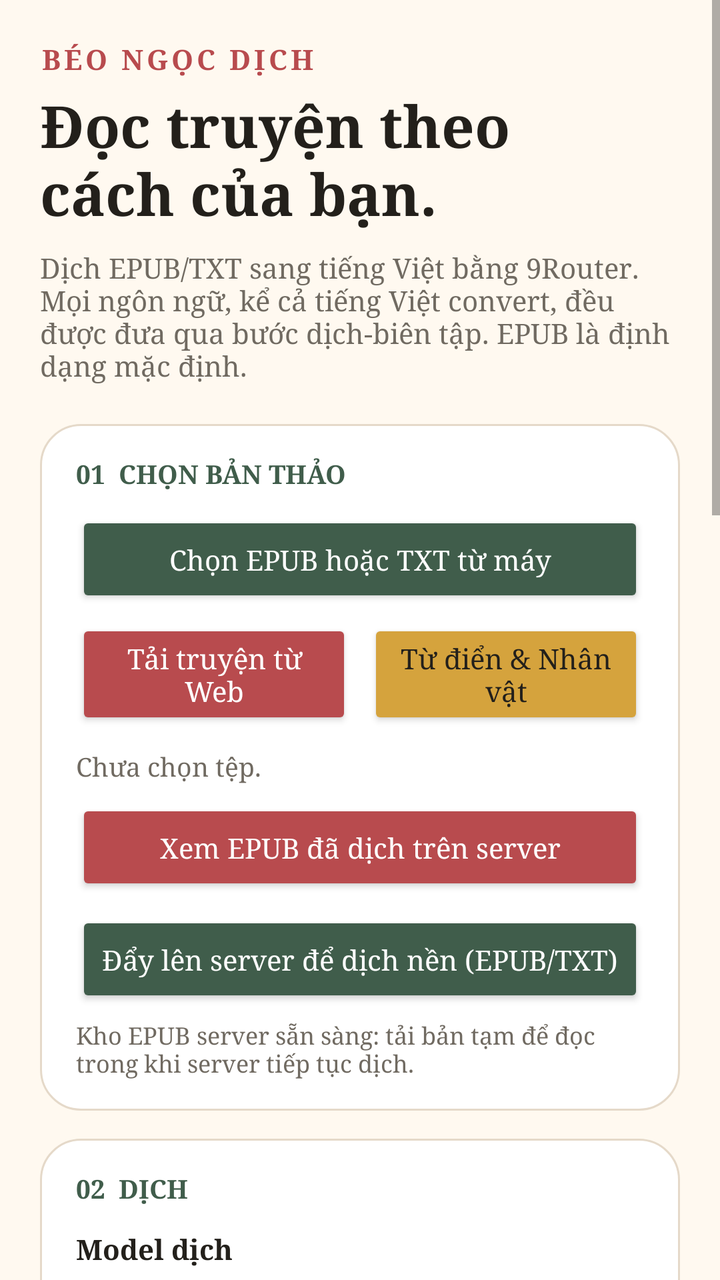
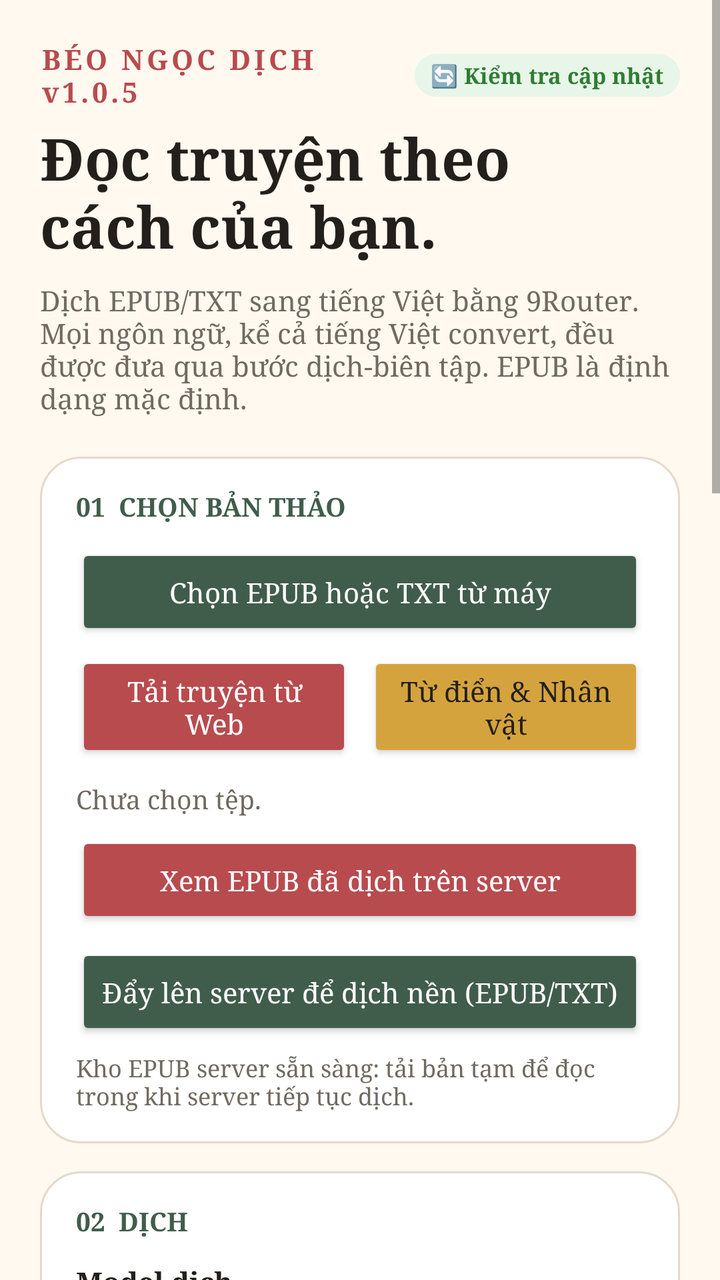

Two renders of the same Android screen: before a commit and after it. Below are the layout's source before the change and the commit's diff.
<!-- AndroidManifest.xml: application theme Theme.TruyenDich -->
<!-- res/layout/activity_main.xml -->
<?xml version="1.0" encoding="utf-8"?>
<ScrollView xmlns:android="http://schemas.android.com/apk/res/android"
    android:layout_width="match_parent"
    android:layout_height="match_parent"
    android:background="@color/cream"
    android:fillViewport="true">

    <LinearLayout
        android:layout_width="match_parent"
        android:layout_height="wrap_content"
        android:orientation="vertical"
        android:padding="20dp">

        <TextView
            android:layout_width="wrap_content"
            android:layout_height="wrap_content"
            android:fontFamily="serif"
            android:text="BÉO NGỌC DỊCH"
            android:textColor="@color/coral"
            android:textSize="14sp"
            android:textStyle="bold"
            android:letterSpacing="0.12" />

        <TextView
            android:layout_width="match_parent"
            android:layout_height="wrap_content"
            android:layout_marginTop="4dp"
            android:fontFamily="serif"
            android:text="Đọc truyện theo\ncách của bạn."
            android:textColor="@color/ink"
            android:textSize="29sp"
            android:textStyle="bold" />

        <TextView
            android:layout_width="match_parent"
            android:layout_height="wrap_content"
            android:layout_marginTop="8dp"
                android:text="Dịch EPUB/TXT sang tiếng Việt bằng 9Router. Mọi ngôn ngữ, kể cả tiếng Việt convert, đều được đưa qua bước dịch-biên tập. EPUB là định dạng mặc định."
            android:textColor="@color/muted"
            android:textSize="14sp" />

        <LinearLayout
            android:layout_width="match_parent"
            android:layout_height="wrap_content"
            android:layout_marginTop="20dp"
            android:background="@drawable/bg_card"
            android:orientation="vertical">

            <TextView
                android:layout_width="wrap_content"
                android:layout_height="wrap_content"
                android:text="01  CHỌN BẢN THẢO"
                android:textColor="@color/sage"
                android:textSize="13sp"
                android:textStyle="bold" />

            <Button
                android:id="@+id/selectFileButton"
                android:layout_width="match_parent"
                android:layout_height="wrap_content"
                android:layout_marginTop="10dp"
                android:backgroundTint="@color/sage"
                android:text="Chọn EPUB hoặc TXT từ máy"
                android:textAllCaps="false"
                android:textColor="@color/paper" />

            <LinearLayout
                android:layout_width="match_parent"
                android:layout_height="wrap_content"
                android:layout_marginTop="6dp"
                android:orientation="horizontal">

                <Button
                    android:id="@+id/crawlWebButton"
                    android:layout_width="0dp"
                    android:layout_height="wrap_content"
                    android:layout_weight="1"
                    android:backgroundTint="@color/coral"
                    android:text="Tải truyện từ Web"
                    android:textAllCaps="false"
                    android:textColor="@color/paper" />

                <Button
                    android:id="@+id/glossaryButton"
                    android:layout_width="0dp"
                    android:layout_height="wrap_content"
                    android:layout_marginStart="8dp"
                    android:layout_weight="1"
                    android:backgroundTint="@color/gold"
                    android:text="Từ điển &amp; Nhân vật"
                    android:textAllCaps="false"
                    android:textColor="@color/ink" />
            </LinearLayout>

            <TextView
                android:id="@+id/fileNameText"
                android:layout_width="match_parent"
                android:layout_height="wrap_content"
                android:layout_marginTop="10dp"
                android:text="Chưa chọn tệp."
                android:textColor="@color/muted"
                android:textSize="13sp" />

            <Button
                android:id="@+id/serverEpubButton"
                android:layout_width="match_parent"
                android:layout_height="wrap_content"
                android:layout_marginTop="8dp"
                android:backgroundTint="@color/coral"
                android:text="Xem EPUB đã dịch trên server"
                android:textAllCaps="false"
                android:textColor="@color/paper" />

            <Button
                android:id="@+id/uploadServerButton"
                android:layout_width="match_parent"
                android:layout_height="wrap_content"
                android:layout_marginTop="8dp"
                android:backgroundTint="@color/sage"
                android:text="Đẩy lên server để dịch nền (EPUB/TXT)"
                android:textAllCaps="false"
                android:textColor="@color/paper" />

            <TextView
                android:id="@+id/serverEpubText"
                android:layout_width="match_parent"
                android:layout_height="wrap_content"
                android:layout_marginTop="6dp"
                android:text="Kho EPUB server sẵn sàng: tải bản tạm để đọc trong khi server tiếp tục dịch."
                android:textColor="@color/muted"
                android:textSize="12sp" />
        </LinearLayout>

        <LinearLayout
            android:layout_width="match_parent"
            android:layout_height="wrap_content"
            android:layout_marginTop="14dp"
            android:background="@drawable/bg_card"
            android:orientation="vertical">

            <TextView
                android:layout_width="wrap_content"
                android:layout_height="wrap_content"
                android:text="02  DỊCH"
                android:textColor="@color/sage"
                android:textSize="13sp"
                android:textStyle="bold" />

            <TextView
                android:layout_width="wrap_content"
                android:layout_height="wrap_content"
                android:layout_marginTop="12dp"
                android:text="Model dịch"
                android:textColor="@color/ink"
                android:textStyle="bold" />

            <Spinner
                android:id="@+id/modelSpinner"
                android:layout_width="match_parent"
                android:layout_height="wrap_content" />

            <TextView
                android:layout_width="match_parent"
                android:layout_height="wrap_content"
                android:layout_marginTop="6dp"
                android:text="DỊCH HÀNG LOẠT CẢ SÁCH — mỗi chương được dịch riêng, sau đó cập nhật tên và quan hệ lên server trước khi sang lô kế tiếp."
                android:textColor="@color/sage"
                android:textSize="12sp"
                android:textStyle="bold" />

            <TextView
                android:layout_width="match_parent"
                android:layout_height="wrap_content"
                android:layout_marginTop="10dp"
                android:text="Mỗi lượt API tối đa 6.000 ký tự để giảm số request mà vẫn tránh bị cắt đầu ra. Một chương dài được ghép lại tự động sau khi dịch."
                android:textColor="@color/muted"
                android:textSize="13sp" />

            <TextView
                android:layout_width="wrap_content"
                android:layout_height="wrap_content"
                android:layout_marginTop="12dp"
                android:text="Phạm vi chương EPUB"
                android:textColor="@color/ink"
                android:textStyle="bold" />

            <LinearLayout
                android:layout_width="match_parent"
                android:layout_height="wrap_content"
                android:layout_marginTop="4dp"
                android:orientation="horizontal">

                <EditText
                    android:id="@+id/chapterStartInput"
                    android:layout_width="0dp"
                    android:layout_height="wrap_content"
                    android:layout_weight="1"
                    android:background="@drawable/bg_input"
                    android:hint="Từ chương (1)"
                    android:inputType="number"
                    android:textColor="@color/ink"
                    android:textColorHint="@color/muted" />

                <EditText
                    android:id="@+id/chapterEndInput"
                    android:layout_width="0dp"
                    android:layout_height="wrap_content"
                    android:layout_marginStart="8dp"
                    android:layout_weight="1"
                    android:background="@drawable/bg_input"
                    android:hint="Đến chương (trống = hết)"
                    android:inputType="number"
                    android:textColor="@color/ink"
                    android:textColorHint="@color/muted" />
            </LinearLayout>

            <TextView
                android:layout_width="match_parent"
                android:layout_height="wrap_content"
                android:layout_marginTop="4dp"
                android:text="Đánh số theo thứ tự mục lục EPUB, tính cả chương đầu và chương cuối. TXT luôn dịch toàn bộ tệp."
                android:textColor="@color/muted"
                android:textSize="12sp" />

            <TextView
                android:layout_width="wrap_content"
                android:layout_height="wrap_content"
                android:layout_marginTop="8dp"
                android:text="Số luồng 9Router"
                android:textColor="@color/ink"
                android:textStyle="bold" />

            <EditText
                android:id="@+id/concurrencyInput"
                android:layout_width="match_parent"
                android:layout_height="wrap_content"
                android:background="@drawable/bg_input"
                android:inputType="number"
                android:text="10"
                android:textColor="@color/ink" />

            <TextView
                android:layout_width="match_parent"
                android:layout_height="wrap_content"
                android:layout_marginTop="4dp"
                android:text="Mặc định 10 luồng. Có thể chọn từ 1 đến 50 luồng; chỉ nên tăng khi key 9Router có quota cao."
                android:textColor="@color/muted"
                android:textSize="12sp" />

            <TextView
                android:layout_width="wrap_content"
                android:layout_height="wrap_content"
                android:layout_marginTop="12dp"
                android:text="Thể loại"
                android:textColor="@color/ink"
                android:textStyle="bold" />

            <Spinner
                android:id="@+id/genreSpinner"
                android:layout_width="match_parent"
                android:layout_height="wrap_content" />

            <EditText
                android:id="@+id/styleNotesInput"
                android:layout_width="match_parent"
                android:layout_height="wrap_content"
                android:layout_marginTop="8dp"
                android:background="@drawable/bg_input"
                android:gravity="top"
                android:hint="Ghi chú phong cách (không bắt buộc)"
                android:inputType="textMultiLine|textCapSentences"
                android:maxLines="4"
                android:textColor="@color/ink"
                android:textColorHint="@color/muted" />

            <EditText
                android:id="@+id/glossaryInput"
                android:layout_width="match_parent"
                android:layout_height="wrap_content"
                android:layout_marginTop="8dp"
                android:background="@drawable/bg_input"
                android:gravity="top"
                android:hint="Từ điển khóa tên: gốc = tên muốn giữ"
                android:inputType="textMultiLine"
                android:maxLines="4"
                android:textColor="@color/ink"
                android:textColorHint="@color/muted" />
        </LinearLayout>

        <LinearLayout
            android:layout_width="match_parent"
            android:layout_height="wrap_content"
            android:layout_marginTop="14dp"
            android:background="@drawable/bg_card"
            android:orientation="vertical">

            <TextView
                android:layout_width="wrap_content"
                android:layout_height="wrap_content"
                android:text="03  KẾT NỐI"
                android:textColor="@color/sage"
                android:textSize="13sp"
                android:textStyle="bold" />

            <EditText
                android:id="@+id/apiKeyInput"
                android:layout_width="match_parent"
                android:layout_height="wrap_content"
                android:layout_marginTop="10dp"
                android:autofillHints="password"
                android:background="@drawable/bg_input"
                android:hint="9Router API key (bắt buộc)"
                android:inputType="textPassword"
                android:textColor="@color/ink"
                android:textColorHint="@color/muted"
                android:visibility="gone" />

            <EditText
                android:id="@+id/routerEndpointInput"
                android:layout_width="match_parent"
                android:layout_height="wrap_content"
                android:layout_marginTop="8dp"
                android:background="@drawable/bg_input"
                android:hint="Endpoint 9Router"
                android:inputType="textUri"
                android:textColor="@color/ink" />

            <CheckBox
                android:id="@+id/syncEnabledCheck"
                android:layout_width="match_parent"
                android:layout_height="wrap_content"
                android:layout_marginTop="8dp"
                android:checked="true"
                android:text="Tự đồng bộ bản gốc và bản dịch lên server"
                android:textColor="@color/ink" />

            <TextView
                android:layout_width="match_parent"
                android:layout_height="wrap_content"
                android:text="Tự thử Tailscale trước, sau đó Funnel. Nếu server yêu cầu xác thực, nhập khóa server trong phần Cài đặt nâng cao."
                android:textColor="@color/muted"
                android:textSize="12sp" />

            <Button
                android:id="@+id/advancedButton"
                android:layout_width="wrap_content"
                android:layout_height="wrap_content"
                android:layout_marginTop="4dp"
                android:backgroundTint="@color/cream"
                android:text="Cài đặt nâng cao"
                android:textAllCaps="false"
                android:textColor="@color/sage" />

            <LinearLayout
                android:id="@+id/advancedPanel"
                android:layout_width="match_parent"
                android:layout_height="wrap_content"
                android:orientation="vertical"
                android:visibility="gone">

                <EditText
                    android:id="@+id/tailscaleUrlInput"
                    android:layout_width="match_parent"
                    android:layout_height="wrap_content"
                    android:layout_marginTop="4dp"
                    android:background="@drawable/bg_input"
                    android:hint="URL Tailscale"
                    android:inputType="textUri"
                    android:textColor="@color/ink" />

                <EditText
                    android:id="@+id/funnelUrlInput"
                    android:layout_width="match_parent"
                    android:layout_height="wrap_content"
                    android:layout_marginTop="8dp"
                    android:background="@drawable/bg_input"
                    android:hint="URL Funnel"
                    android:inputType="textUri"
                    android:textColor="@color/ink" />

                <EditText
                    android:id="@+id/serverKeyInput"
                    android:layout_width="match_parent"
                    android:layout_height="wrap_content"
                    android:layout_marginTop="8dp"
                    android:background="@drawable/bg_input"
                    android:hint="Khóa server (chỉ khi server yêu cầu)"
                    android:visibility="gone"
                    android:inputType="textPassword"
                    android:textColor="@color/ink" />

                <EditText
                    android:id="@+id/vbookBookIdInput"
                    android:layout_width="match_parent"
                    android:layout_height="wrap_content"
                    android:layout_marginTop="8dp"
                    android:background="@drawable/bg_input"
                    android:hint="Mã truyện VBook (để dùng chung cache, tùy chọn)"
                    android:inputType="text"
                    android:textColor="@color/ink" />

                <EditText
                    android:id="@+id/vbookSourceInput"
                    android:layout_width="match_parent"
                    android:layout_height="wrap_content"
                    android:layout_marginTop="8dp"
                    android:background="@drawable/bg_input"
                    android:hint="Nguồn truyện VBook (để dùng chung cache, tùy chọn)"
                    android:inputType="text"
                    android:textColor="@color/ink" />

                <TextView
                    android:layout_width="match_parent"
                    android:layout_height="wrap_content"
                    android:layout_marginTop="6dp"
                    android:text="Nhập đồng thời Mã truyện và Nguồn đúng như VBook để ghi cache V23 dùng chung. Nội dung chương và thiết lập dịch cũng phải trùng khớp."
                    android:textColor="@color/muted"
                    android:textSize="12sp" />
            </LinearLayout>
        </LinearLayout>

        <Button
            android:id="@+id/translateButton"
            android:layout_width="match_parent"
            android:layout_height="54dp"
            android:layout_marginTop="20dp"
            android:backgroundTint="@color/coral"
            android:text="Dịch hàng loạt và tạo EPUB"
            android:textAllCaps="false"
            android:textColor="@color/paper"
            android:textSize="17sp"
            android:textStyle="bold" />

        <Button
            android:id="@+id/cancelButton"
            android:layout_width="match_parent"
            android:layout_height="wrap_content"
            android:layout_marginTop="4dp"
            android:backgroundTint="@color/cream"
            android:text="Hủy tác vụ"
            android:textAllCaps="false"
            android:textColor="@color/coral"
            android:visibility="gone" />

        <Button
            android:id="@+id/pauseExportButton"
            android:layout_width="match_parent"
            android:layout_height="wrap_content"
            android:layout_marginTop="4dp"
            android:backgroundTint="@color/sage"
            android:text="Tạm dừng và xuất EPUB tạm"
            android:textAllCaps="false"
            android:textColor="@color/paper"
            android:visibility="gone" />

        <ProgressBar
            android:id="@+id/progressBar"
            style="?android:attr/progressBarStyleHorizontal"
            android:layout_width="match_parent"
            android:layout_height="wrap_content"
            android:layout_marginTop="10dp"
            android:max="100"
            android:progressTint="@color/coral"
            android:visibility="gone" />

        <TextView
            android:id="@+id/statusText"
            android:layout_width="match_parent"
            android:layout_height="wrap_content"
            android:layout_marginTop="8dp"
            android:paddingBottom="12dp"
            android:text="Sẵn sàng. Các khóa được lưu mã hóa trong Android Keystore."
            android:textColor="@color/muted"
            android:textSize="13sp" />
    </LinearLayout>
</ScrollView>
<!-- resources referenced by this layout -->
<resources>
  <color name="coral">#B84B4E</color>
  <color name="cream">#FFF9F0</color>
  <color name="gold">#D5A33D</color>
  <color name="ink">#23201B</color>
  <color name="muted">#706A61</color>
  <color name="paper">#FFFFFF</color>
  <color name="sage">#405D4B</color>
  <!-- drawable bg_card (drawable) -->
  <shape xmlns:android="http://schemas.android.com/apk/res/android" android:shape="rectangle">
      <solid android:color="@color/paper" />
      <corners android:radius="20dp" />
      <stroke android:width="1dp" android:color="#E5D9C9" />
      <padding android:left="18dp" android:top="16dp" android:right="18dp" android:bottom="16dp" />
  </shape>
  <!-- drawable bg_input (drawable) -->
  <shape xmlns:android="http://schemas.android.com/apk/res/android" android:shape="rectangle">
      <solid android:color="@color/paper" />
      <corners android:radius="12dp" />
      <stroke android:width="1dp" android:color="#D6CCC0" />
      <padding android:left="12dp" android:top="6dp" android:right="12dp" android:bottom="6dp" />
  </shape>
  <style name="Theme.TruyenDich" parent="Theme.AppCompat.Light.NoActionBar">
          <item name="android:fontFamily">serif</item>
          <item name="android:colorAccent">@color/coral</item>
          <item name="android:navigationBarColor">@color/ink</item>
          <item name="android:statusBarColor">@color/ink</item>
          <item name="android:windowLightStatusBar">false</item>
          <item name="android:windowActionModeOverlay">true</item>
      </style>
</resources>

<!-- the commit's change to res/layout/activity_main.xml (unified diff, before → after) -->
@@ -11,15 +11,39 @@
         android:orientation="vertical"
         android:padding="20dp">
 
-        <TextView
-            android:layout_width="wrap_content"
-            android:layout_height="wrap_content"
-            android:fontFamily="serif"
-            android:text="BÉO NGỌC DỊCH"
-            android:textColor="@color/coral"
-            android:textSize="14sp"
-            android:textStyle="bold"
-            android:letterSpacing="0.12" />
+        <LinearLayout
+            android:layout_width="match_parent"
+            android:layout_height="wrap_content"
+            android:gravity="center_vertical"
+            android:orientation="horizontal">
+
+            <TextView
+                android:layout_width="0dp"
+                android:layout_height="wrap_content"
+                android:layout_weight="1"
+                android:fontFamily="serif"
+                android:letterSpacing="0.12"
+                android:text="BÉO NGỌC DỊCH v1.0.5"
+                android:textColor="@color/coral"
+                android:textSize="14sp"
+                android:textStyle="bold" />
+
+            <TextView
+                android:id="@+id/checkUpdateButton"
+                android:layout_width="wrap_content"
+                android:layout_height="wrap_content"
+                android:background="@drawable/bg_badge_complete"
+                android:clickable="true"
+                android:focusable="true"
+                android:paddingStart="8dp"
+                android:paddingTop="3dp"
+                android:paddingEnd="8dp"
+                android:paddingBottom="3dp"
+                android:text="🔄 Kiểm tra cập nhật"
+                android:textColor="@color/badge_complete_text"
+                android:textSize="11sp"
+                android:textStyle="bold" />
+        </LinearLayout>
 
         <TextView
             android:layout_width="match_parent"
@@ -243,7 +267,7 @@
                 android:layout_width="match_parent"
                 android:layout_height="wrap_content"
                 android:layout_marginTop="4dp"
-                android:text="Mặc định 10 luồng. Có thể chọn từ 1 đến 50 luồng; chỉ nên tăng khi key 9Router có quota cao."
+                android:text="Mặc định 10 luồng. Tối đa 10 luồng để tối ưu chất lượng và tránh nghẽn API (1 - 10 luồng)."
                 android:textColor="@color/muted"
                 android:textSize="12sp" />
 
@@ -432,6 +456,18 @@
             android:textStyle="bold" />
 
         <Button
+            android:id="@+id/polishLocalButton"
+            android:layout_width="match_parent"
+            android:layout_height="48dp"
+            android:layout_marginTop="8dp"
+            android:backgroundTint="@color/sage"
+            android:text="✨ Chuốt lại văn phong FL3.8 (EPUB)"
+            android:textAllCaps="false"
+            android:textColor="@color/paper"
+            android:textSize="15sp"
+            android:textStyle="bold" />
+
+        <Button
             android:id="@+id/cancelButton"
             android:layout_width="match_parent"
             android:layout_height="wrap_content"
<!-- resource entries referenced after the edit -->
@@ -1,5 +1,6 @@
 <!-- resources referenced by this layout -->
 <resources>
+  <color name="badge_complete_text">#2E7D32</color>
   <color name="coral">#B84B4E</color>
   <color name="cream">#FFF9F0</color>
   <color name="gold">#D5A33D</color>
@@ -7,6 +8,18 @@
   <color name="muted">#706A61</color>
   <color name="paper">#FFFFFF</color>
   <color name="sage">#405D4B</color>
+  <!-- drawable bg_badge_complete (drawable) -->
+  <?xml version="1.0" encoding="utf-8"?>
+  <shape xmlns:android="http://schemas.android.com/apk/res/android"
+      android:shape="rectangle">
+      <solid android:color="@color/badge_complete_bg" />
+      <corners android:radius="12dp" />
+      <padding
+          android:left="8dp"
+          android:top="3dp"
+          android:right="8dp"
+          android:bottom="3dp" />
+  </shape>
   <!-- drawable bg_card (drawable) -->
   <shape xmlns:android="http://schemas.android.com/apk/res/android" android:shape="rectangle">
       <solid android:color="@color/paper" />
@@ -29,5 +42,6 @@
           <item name="android:windowLightStatusBar">false</item>
           <item name="android:windowActionModeOverlay">true</item>
       </style>
+  <color name="badge_complete_bg">#E8F5E9</color>
 </resources>
 
